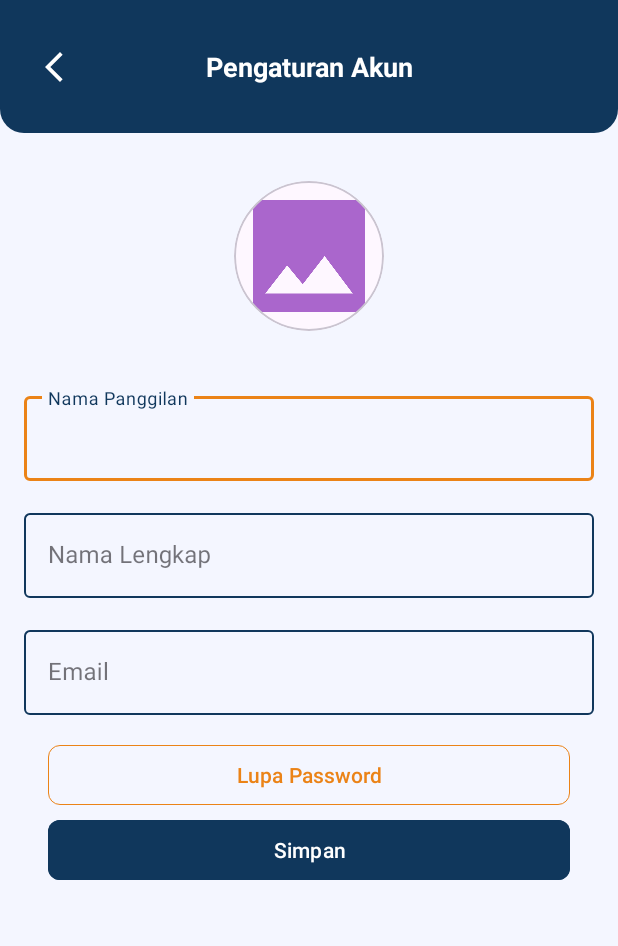
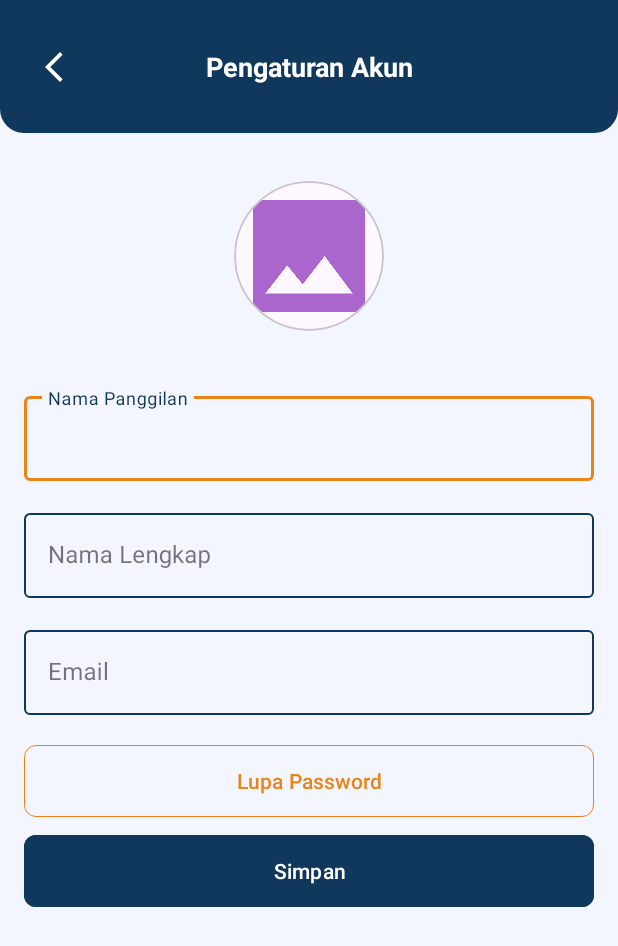
Before and after one commit to andregtproject/HonDealz, an Android app: the EditProfileActivity screen opened directly, with no data from a screen before it, on a phone screen of 412 x 824 dp. Shown: the top 946 px of the screen. Run offline under Robolectric (Android 15) with nearby library versions, the phone set to English and light mode, and no system bars; libraries missing offline, so code that uses them is left out: www.sanju.motiontoast; 1 statement that could not run was skipped.

Commit message:
Fix profile & edit profile layout

```diff
--- a/app/src/main/res/layout/activity_edit_profile.xml
+++ b/app/src/main/res/layout/activity_edit_profile.xml
@@ -24,6 +24,7 @@
                 android:id="@+id/btnBack"
                 android:layout_width="wrap_content"
                 android:layout_height="wrap_content"
+                android:contentDescription="@string/content_description"
                 android:src="@drawable/ic_back_24"
                 android:background="?attr/selectableItemBackgroundBorderless"
                 app:layout_constraintStart_toStartOf="parent"
@@ -119,8 +120,8 @@
             <com.google.android.material.button.MaterialButton
                 android:id="@+id/btnForgotPassword"
                 android:layout_width="match_parent"
-                android:layout_height="wrap_content"
-                android:layout_margin="16dp"
+                android:layout_height="56dp"
+                android:layout_marginTop="16dp"
                 android:text="@string/forgot_password"
                 android:textColor="@color/colorAccent"
                 app:backgroundTint="@android:color/transparent"
@@ -131,11 +132,9 @@
             <com.google.android.material.button.MaterialButton
                 android:id="@+id/btnSave"
                 android:layout_width="match_parent"
-                android:layout_height="wrap_content"
-                android:layout_marginStart="16dp"
-                android:layout_marginEnd="16dp"
+                android:layout_height="56dp"
+                android:layout_marginTop="4dp"
                 android:layout_marginBottom="16dp"
-                android:layout_marginTop="-14dp"
                 app:cornerRadius="8dp"
                 android:text="@string/save"
                 android:backgroundTint="@color/colorPrimary" />
--- a/app/src/main/res/layout/fragment_profile.xml
+++ b/app/src/main/res/layout/fragment_profile.xml
@@ -302,7 +302,7 @@
     <com.google.android.material.button.MaterialButton
         android:id="@+id/reportBugButton"
         android:layout_width="match_parent"
-        android:layout_height="wrap_content"
+        android:layout_height="56dp"
         android:layout_margin="16dp"
         app:cornerRadius="8dp"
         app:strokeColor="@color/colorAccent"
@@ -314,7 +314,7 @@
     <com.google.android.material.button.MaterialButton
         android:id="@+id/logoutButton"
         android:layout_width="match_parent"
-        android:layout_height="wrap_content"
+        android:layout_height="56dp"
         android:layout_marginStart="16dp"
         app:cornerRadius="8dp"
         android:layout_marginEnd="16dp"
```
